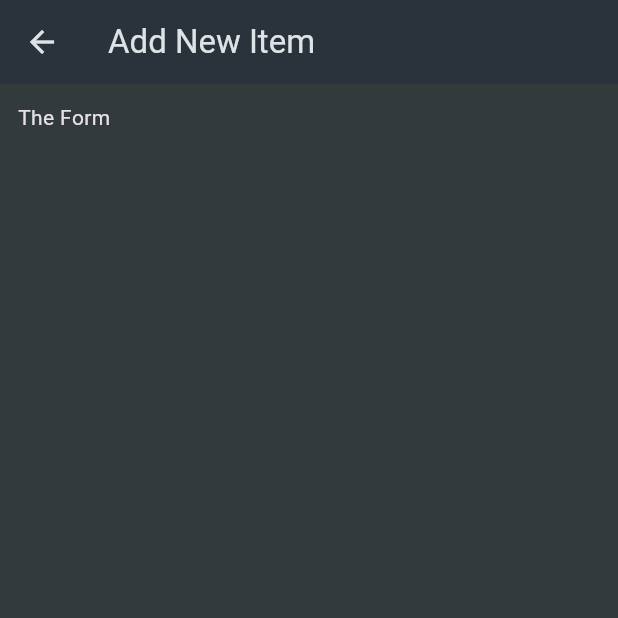
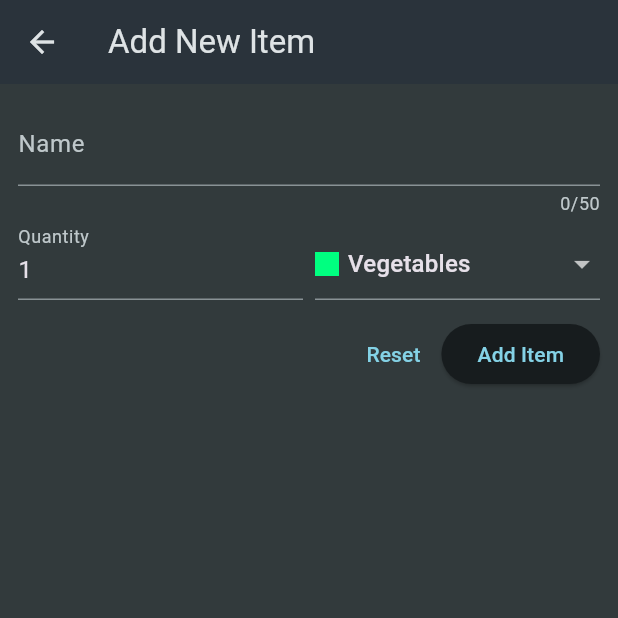
Before and after one commit to anmol420/ShoppingListApp-In-Flutter, a Flutter app: the NewItem screen opened directly, on a phone screen of 412 x 824 dp, the top half of it. Run offline on Flutter 3.47's test engine with Material 3 defaults, Android fonts, the phone set to English and light mode, and no system bars.

Commit message:
Added NewItem Form

```diff
--- a/lib/widgets/new_item.dart
+++ b/lib/widgets/new_item.dart
@@ -1,4 +1,8 @@
 import 'package:flutter/material.dart';
+
+import 'package:shopping_list_app/data/categories.dart';
+import 'package:shopping_list_app/models/category.dart';
+import 'package:shopping_list_app/models/grocery_item.dart';
 
 class NewItem extends StatefulWidget {
   const NewItem({super.key});
@@ -10,6 +14,25 @@ class NewItem extends StatefulWidget {
 }
 
 class _NewItemState extends State<NewItem> {
+  final _formKey = GlobalKey<FormState>();
+  var _enteredName = '';
+  var _enteredQuantity = 1;
+  var _selectedCategory = categories[Categories.vegetables]!;
+
+  void _saveItem() {
+    if (_formKey.currentState!.validate()) {
+      _formKey.currentState!.save();
+      Navigator.of(context).pop(
+        GroceryItem(
+          id: DateTime.now().toString(),
+          name: _enteredName,
+          quantity: _enteredQuantity,
+          category: _selectedCategory,
+        ),
+      );
+    }
+  }
+
   @override
   Widget build(BuildContext context) {
     return Scaffold(
@@ -18,7 +41,113 @@ class _NewItemState extends State<NewItem> {
       ),
       body: Padding(
         padding: const EdgeInsets.all(12),
-        child: Text('The Form'),
+        child: Form(
+          key: _formKey,
+          child: Column(
+            children: [
+              TextFormField(
+                maxLength: 50,
+                decoration: const InputDecoration(
+                  label: Text('Name'),
+                ),
+                validator: (value) {
+                  if (value == null ||
+                      value.isEmpty ||
+                      value.trim().length <= 1 ||
+                      value.trim().length > 50) {
+                    return 'Must Be Between 1 and 50 Characters.';
+                  }
+                  return null;
+                },
+                onSaved: (value) {
+                  _enteredName = value!;
+                },
+              ),
+              Row(
+                crossAxisAlignment: CrossAxisAlignment.end,
+                children: [
+                  Expanded(
+                    child: TextFormField(
+                      decoration: const InputDecoration(
+                        label: Text('Quantity'),
+                      ),
+                      keyboardType: TextInputType.number,
+                      initialValue: _enteredQuantity.toString(),
+                      validator: (value) {
+                        if (value == null ||
+                            value.isEmpty ||
+                            int.tryParse(value) == null ||
+                            int.tryParse(value)! <= 0) {
+                          return 'Must Be A Valid Positive Number.';
+                        }
+                        return null;
+                      },
+                      onSaved: (value) {
+                        _enteredQuantity = int.parse(value!);
+                      },
+                    ),
+                  ),
+                  const SizedBox(
+                    width: 8,
+                  ),
+                  Expanded(
+                    child: DropdownButtonFormField(
+                      value: _selectedCategory,
+                      items: [
+                        for (final catergory in categories.entries)
+                          DropdownMenuItem(
+                            value: catergory.value,
+                            child: Row(
+                              children: [
+                                Container(
+                                  width: 16,
+                                  height: 16,
+                                  color: catergory.value.color,
+                                ),
+                                const SizedBox(
+                                  width: 6,
+                                ),
+                                Text(
+                                  catergory.value.title.toString(),
+                                ),
+                              ],
+                            ),
+                          ),
+                      ],
+                      onChanged: (value) {
+                        setState(() {
+                          _selectedCategory = value!;
+                        });
+                      },
+                    ),
+                  ),
+                ],
+              ),
+              const SizedBox(
+                height: 12,
+              ),
+              Row(
+                mainAxisAlignment: MainAxisAlignment.end,
+                children: [
+                  TextButton(
+                    onPressed: () {
+                      _formKey.currentState!.reset();
+                    },
+                    child: const Text(
+                      'Reset',
+                    ),
+                  ),
+                  ElevatedButton(
+                    onPressed: _saveItem,
+                    child: const Text(
+                      'Add Item',
+                    ),
+                  ),
+                ],
+              ),
+            ],
+          ),
+        ),
       ),
     );
   }
```
